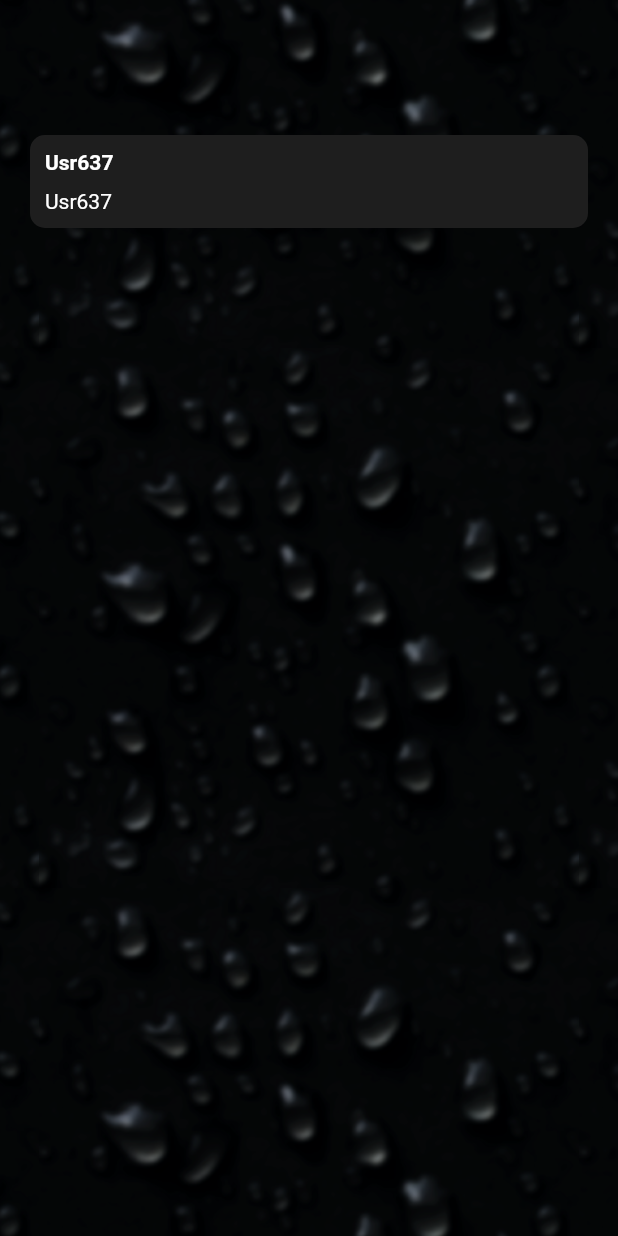
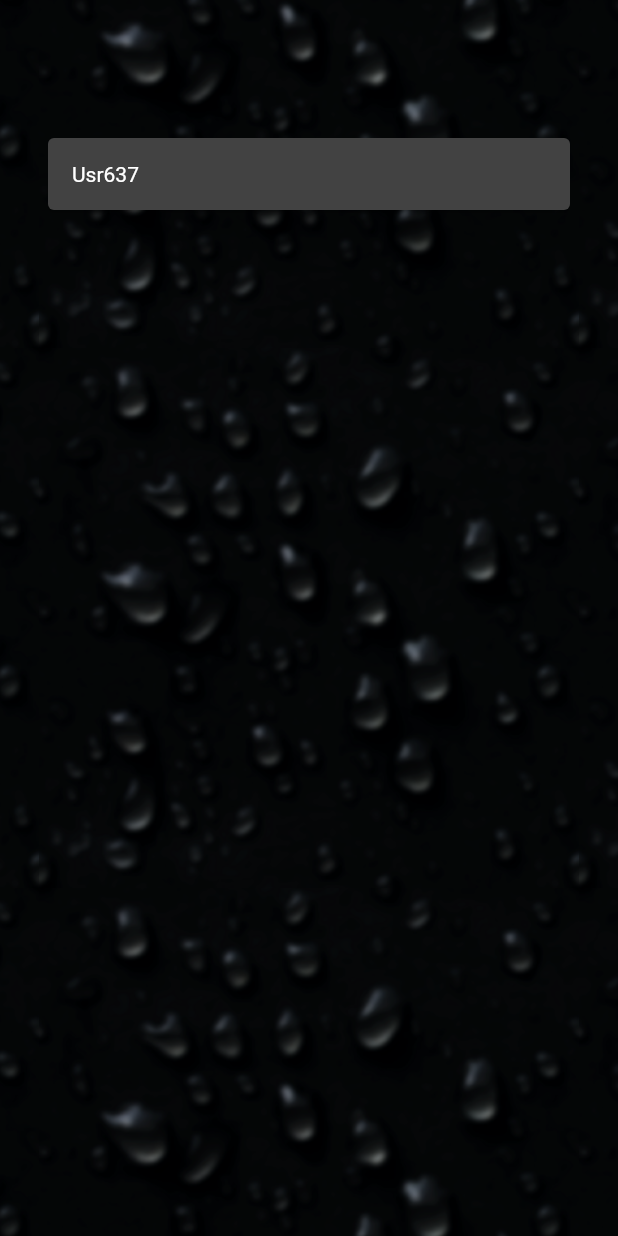
Before and after one commit to just-kile/zapfmaster2k20, a Flutter app: the first screen one second after launch, on a phone screen of 412 x 824 dp. Run offline on Flutter 3.47's test engine with Material 2 defaults, Android fonts, the phone set to English and light mode, and no system bars; our stand-ins replace event_bus, get_it.

Commit message:
Minor reorganization

```diff
--- a/lib/core/bestlist/best_list_service.dart
+++ b/lib/core/bestlist/best_list_service.dart
@@ -21,7 +21,7 @@ class BestListService {
   }
 
   void updateBestList(TapFinished event) async {
-    //save event to derived db
+    //save event to derived db table
     //maybe fire BestListUpdated event
     _bestListController.add(await _db.getBestList());
   }
--- a/lib/core/tapping/events.dart
+++ b/lib/core/tapping/events.dart
@@ -29,9 +29,3 @@ class TapFinished extends Event{
 
   TapFinished(this.user, this.amount);
 }
-
-class BestlistUpdated extends Event{
-  List<User> bestlist;
-
-  BestlistUpdated(this.bestlist);
-}
--- a/lib/core/tapping/login_service.dart
+++ b/lib/core/tapping/login_service.dart
@@ -13,7 +13,7 @@ class LoginService {
   LoginService() {
     print("Login service initialized");
     new Timer(const Duration(seconds: 5), userLoggedIn);
-    new Timer(const Duration(seconds: 20), userLoggedOut);
+    new Timer(const Duration(seconds: 7), userLoggedOut);
   }
 
   void userLoggedIn() async {
--- a/lib/ui/components/best_list/best_list.dart
+++ b/lib/ui/components/best_list/best_list.dart
@@ -45,22 +45,19 @@ class BestListItem extends StatelessWidget {
 
   @override
   Widget build(BuildContext context) {
-    return Container(
-      padding: EdgeInsets.all(10.0),
-      margin: EdgeInsets.symmetric(vertical: 10.0),
-      decoration: BoxDecoration(
-          borderRadius: BorderRadius.circular(10.0),
-          color: Color.fromARGB(255, 30, 30, 30)),
-      child: Column(
-        crossAxisAlignment: CrossAxisAlignment.start,
-        children: <Widget>[
-          Text(
-            user.name,
-            style: TextStyle(fontWeight: FontWeight.bold),
+    return Padding(
+      padding: const EdgeInsets.all(8.0),
+      child: Card(
+        child: InkWell(
+          child: Row(
+            children: <Widget>[
+              Padding(
+                padding: const EdgeInsets.all(16.0),
+                child: Text(user.name),
+              ),
+            ],
           ),
-          UIHelper.verticalSpaceSmall,
-          Text(user.name),
-        ],
+        ),
       ),
     );
   }
```
Also changed, not shown: lib/core/tapping/tap_service.dart (+17 -9 lines).
